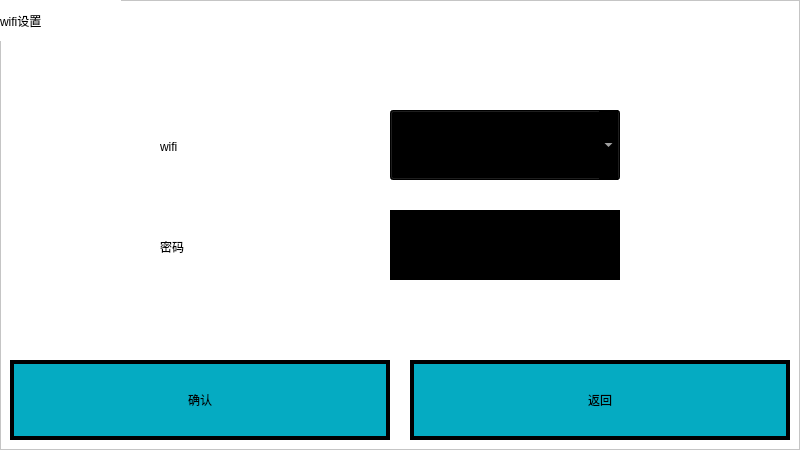
First picture: the form in gui/wifi.ui, repository mysondrink/qt0922, before the edit.
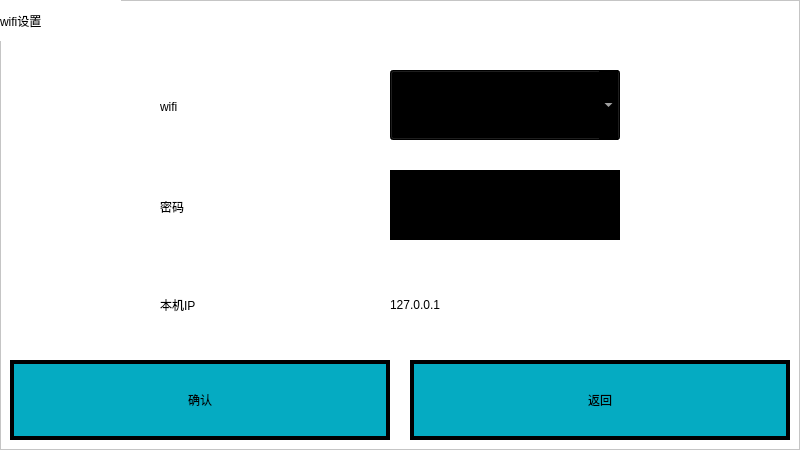
Second picture: the form after the edit.

Commit message: 1227wifi功能界面修改，清理功能界面修改

Diff of the .ui file:
```diff
--- a/gui/wifi.ui
+++ b/gui/wifi.ui
@@ -35,7 +35,7 @@
     <property name="geometry">
      <rect>
       <x>390</x>
-      <y>110</y>
+      <y>70</y>
       <width>230</width>
       <height>70</height>
      </rect>
@@ -68,7 +68,7 @@
     <property name="geometry">
      <rect>
       <x>160</x>
-      <y>110</y>
+      <y>70</y>
       <width>161</width>
       <height>73</height>
      </rect>
@@ -84,7 +84,7 @@
     <property name="geometry">
      <rect>
       <x>160</x>
-      <y>210</y>
+      <y>170</y>
       <width>151</width>
       <height>73</height>
      </rect>
@@ -100,7 +100,7 @@
     <property name="geometry">
      <rect>
       <x>390</x>
-      <y>210</y>
+      <y>170</y>
       <width>230</width>
       <height>70</height>
      </rect>
@@ -206,6 +206,38 @@
      <string>返回</string>
     </property>
    </widget>
+   <widget class="QLabel" name="label_4">
+    <property name="geometry">
+     <rect>
+      <x>160</x>
+      <y>270</y>
+      <width>150</width>
+      <height>70</height>
+     </rect>
+    </property>
+    <property name="styleSheet">
+     <string notr="true">font: 20pt &quot;宋体&quot;;</string>
+    </property>
+    <property name="text">
+     <string>本机IP</string>
+    </property>
+   </widget>
+   <widget class="QLabel" name="addr_Label">
+    <property name="geometry">
+     <rect>
+      <x>390</x>
+      <y>270</y>
+      <width>230</width>
+      <height>70</height>
+     </rect>
+    </property>
+    <property name="styleSheet">
+     <string notr="true">font: 20pt &quot;宋体&quot;;</string>
+    </property>
+    <property name="text">
+     <string>127.0.0.1</string>
+    </property>
+   </widget>
   </widget>
  </widget>
  <resources/>
```
The commit also changes 10 other files.
